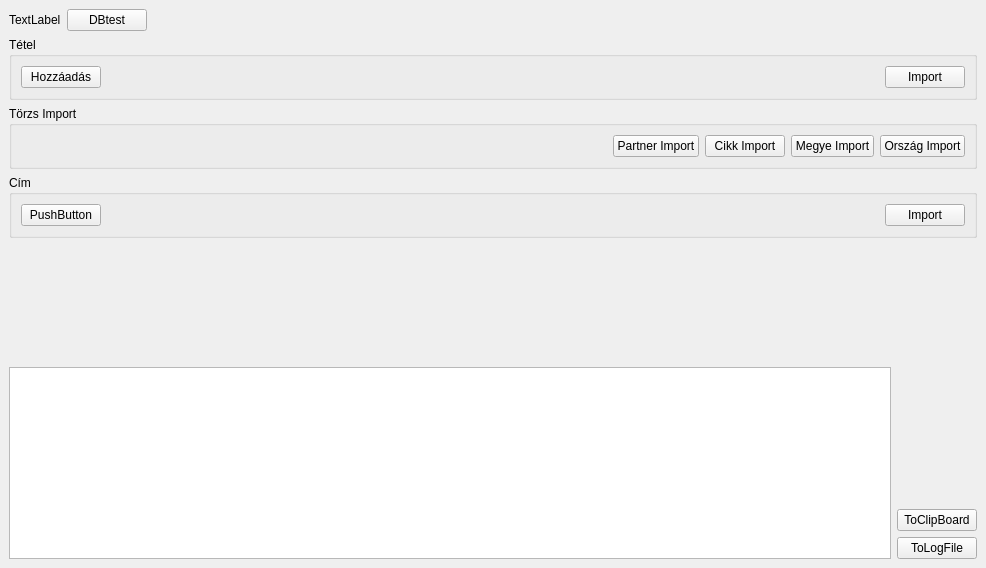
The window that mvp/views/mainwindow.ui (horvathzoltan/biovitality) describes before a commit, drawn with Qt 5.
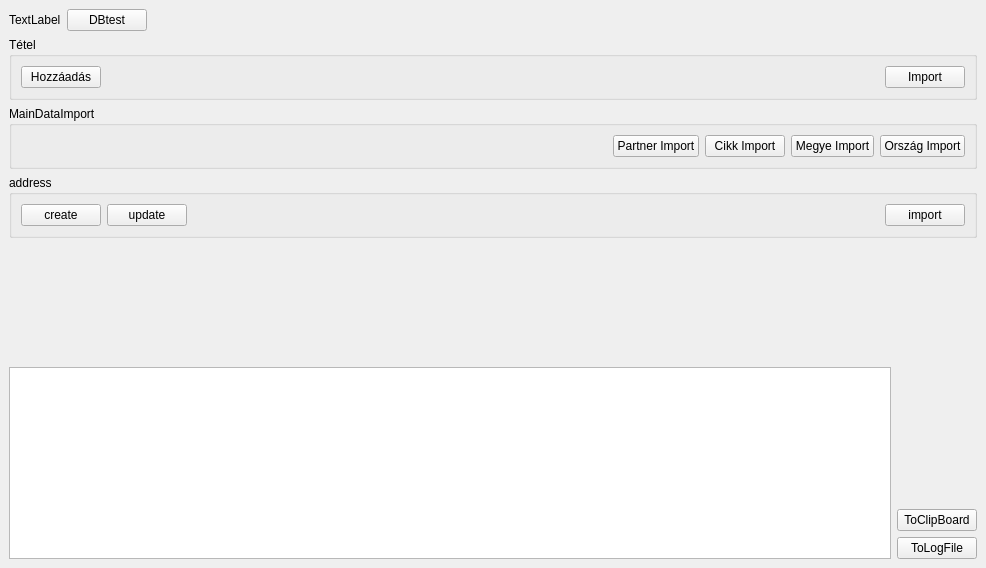
The same window after the commit.

```diff
--- a/mvp/views/mainwindow.ui
+++ b/mvp/views/mainwindow.ui
@@ -85,7 +85,7 @@
     <item>
      <widget class="QGroupBox" name="groupBox_Import">
       <property name="title">
-       <string>Törzs Import</string>
+       <string>MainDataImport</string>
       </property>
       <layout class="QHBoxLayout" name="horizontalLayout_4">
        <item>
@@ -135,13 +135,20 @@
     <item>
      <widget class="QGroupBox" name="groupBox_2">
       <property name="title">
-       <string>Cím</string>
+       <string>address</string>
       </property>
       <layout class="QHBoxLayout" name="horizontalLayout_5">
        <item>
         <widget class="QPushButton" name="pushButton_AddressCreate">
          <property name="text">
-          <string>PushButton</string>
+          <string>create</string>
+         </property>
+        </widget>
+       </item>
+       <item>
+        <widget class="QPushButton" name="pushButton_AddressUpdate">
+         <property name="text">
+          <string>update</string>
          </property>
         </widget>
        </item>
@@ -161,7 +168,7 @@
        <item>
         <widget class="QPushButton" name="pushButton_AddressImport">
          <property name="text">
-          <string>Import</string>
+          <string>import</string>
          </property>
         </widget>
        </item>
```
Left out of the diff: 2 changed lines with no effect on the pictures.
